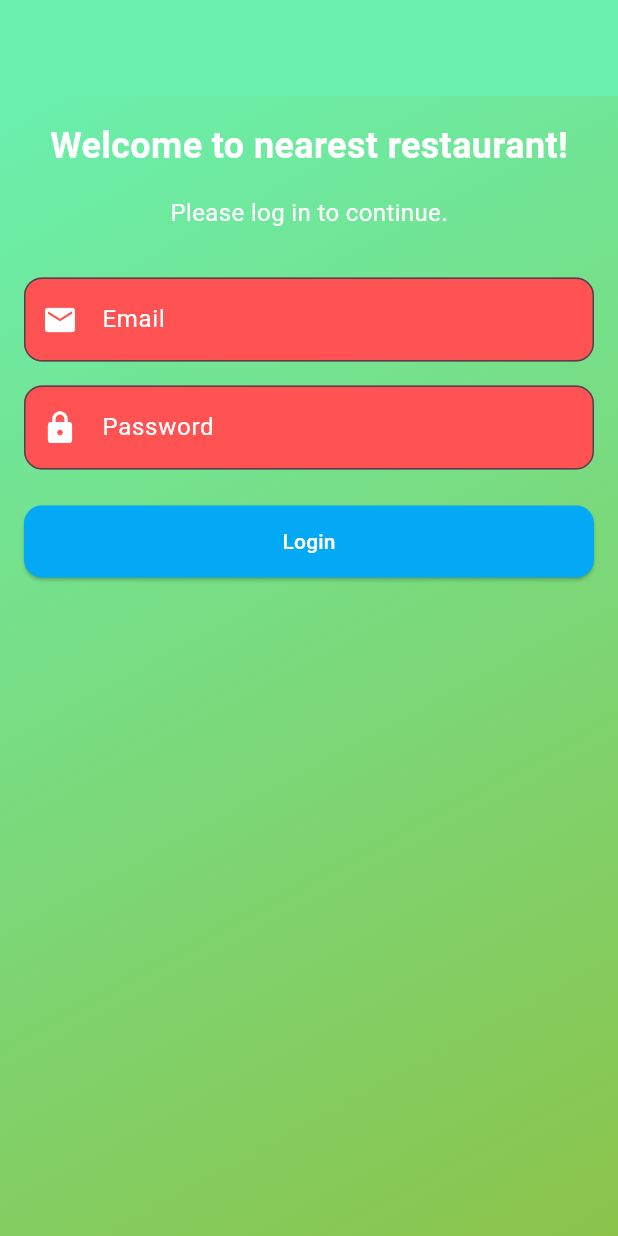
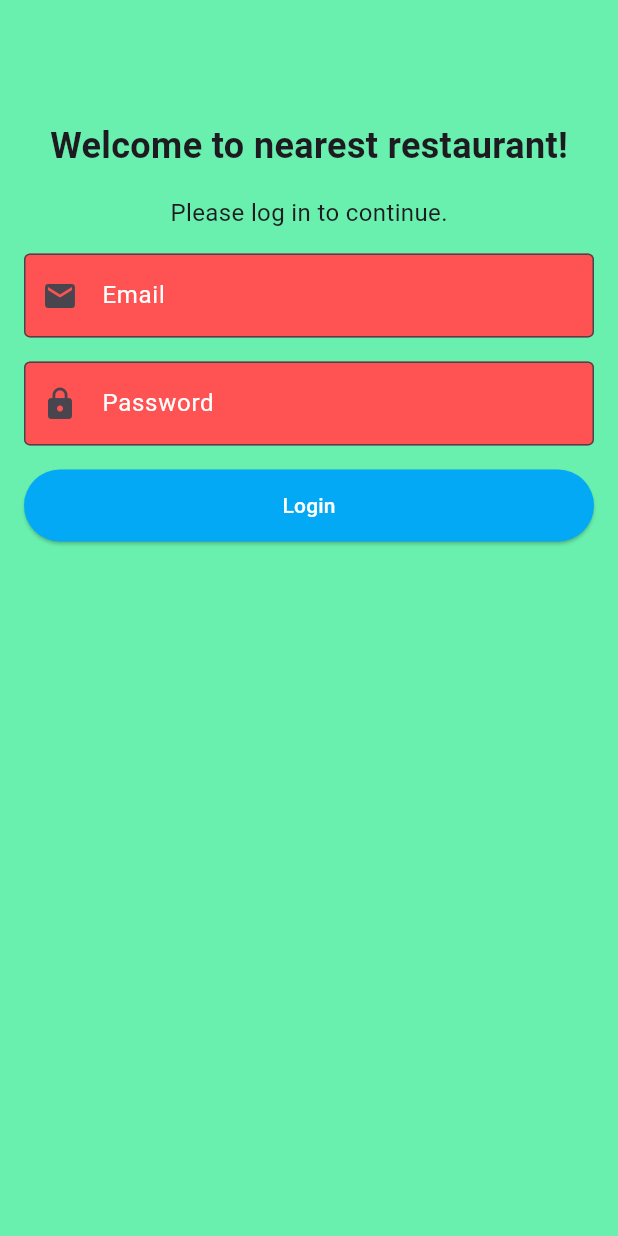
Before and after one commit to wilhub7/uas_rekomendasirestorantterdekat, a Flutter app: the screen it shows after launch, on a phone screen of 412 x 824 dp. Run offline on Flutter 3.47's test engine with Material 3 defaults, Android fonts, the phone set to English and light mode, and no system bars; our stand-ins replace firebase_auth, firebase_core, flutter_rating_bar; missing offline and left inert: flutter_osm_plugin; accounts and stored records are empty.

Commit message:
mengembalikan login screen

```diff
--- a/lib/screens/loginscreen.dart
+++ b/lib/screens/loginscreen.dart
@@ -21,7 +21,7 @@ class _LoginScreenState extends State<LoginScreen> {
     }
 
     final RegExp regex =
-        RegExp(r'^[a-zA-Z0-9._%+-]+@[a-zA-Z0-9.-]+\.[a-zA-Z]{2,}$');
+    RegExp(r'^[a-zA-Z0-9._%+-]+@[a-zA-Z0-9.-]+\.[a-zA-Z]{2,}$');
 
     if (!regex.hasMatch(value)) {
       return 'Please enter a valid email.';
@@ -53,13 +53,6 @@ class _LoginScreenState extends State<LoginScreen> {
           height: MediaQuery.of(context).size.height,
           margin: const EdgeInsets.only(top: 64),
           padding: const EdgeInsets.all(16),
-          decoration: BoxDecoration(
-            gradient: LinearGradient(
-              colors: [Colors.greenAccent, Colors.lightGreen],
-              begin: Alignment.topLeft,
-              end: Alignment.bottomRight,
-            ),
-          ),
           child: Column(
             children: [
               const Text(
@@ -67,7 +60,6 @@ class _LoginScreenState extends State<LoginScreen> {
                 style: TextStyle(
                   fontSize: 24,
                   fontWeight: FontWeight.bold,
-                  color: Colors.white,
                 ),
               ),
               const SizedBox(height: 16),
@@ -75,20 +67,16 @@ class _LoginScreenState extends State<LoginScreen> {
                 'Please log in to continue.',
                 style: TextStyle(
                   fontSize: 16,
-                  color: Colors.white,
                 ),
               ),
-              const SizedBox(height: 32),
+              const SizedBox(height: 16),
               TextFormField(
                 controller: _emailController,
-                decoration: InputDecoration(
-                  border: OutlineInputBorder(
-                    borderRadius: BorderRadius.circular(12),
-                    borderSide: BorderSide(color: Colors.white),
-                  ),
+                decoration: const InputDecoration(
+                  border: OutlineInputBorder(),
                   labelText: 'Email',
-                  labelStyle: const TextStyle(color: Colors.white),
-                  prefixIcon: const Icon(Icons.email, color: Colors.white),
+                  labelStyle: TextStyle(color: Colors.white),
+                  prefixIcon: Icon(Icons.email),
                   fillColor: Colors.redAccent,
                   filled: true,
                 ),
@@ -97,21 +85,18 @@ class _LoginScreenState extends State<LoginScreen> {
               const SizedBox(height: 16),
               TextFormField(
                 controller: _passwordController,
-                decoration: InputDecoration(
-                  border: OutlineInputBorder(
-                    borderRadius: BorderRadius.circular(12),
-                    borderSide: BorderSide(color: Colors.white),
-                  ),
+                decoration: const InputDecoration(
+                  border: OutlineInputBorder(),
                   labelText: 'Password',
-                  labelStyle: const TextStyle(color: Colors.white),
-                  prefixIcon: const Icon(Icons.lock, color: Colors.white),
+                  labelStyle: TextStyle(color: Colors.white),
+                  prefixIcon: Icon(Icons.lock),
                   fillColor: Colors.redAccent,
                   filled: true,
                 ),
                 obscureText: true,
                 validator: passwordValidator,
               ),
-              const SizedBox(height: 24),
+              const SizedBox(height: 16),
               ElevatedButton(
                 onPressed: () async {
                   if (_formKey.currentState!.validate()) {
@@ -135,11 +120,6 @@ class _LoginScreenState extends State<LoginScreen> {
                   minimumSize: MaterialStateProperty.all(
                     const Size(double.infinity, 48),
                   ),
-                  shape: MaterialStateProperty.all<RoundedRectangleBorder>(
-                    RoundedRectangleBorder(
-                      borderRadius: BorderRadius.circular(12),
-                    ),
-                  ),
                 ),
                 child: const Text(
                   'Login',
```
